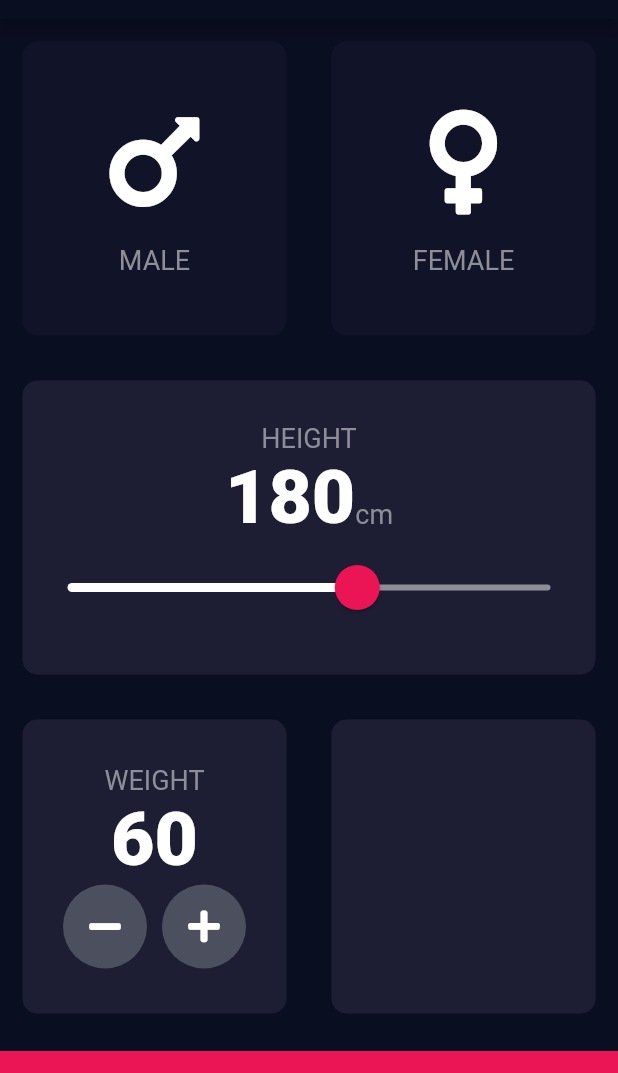
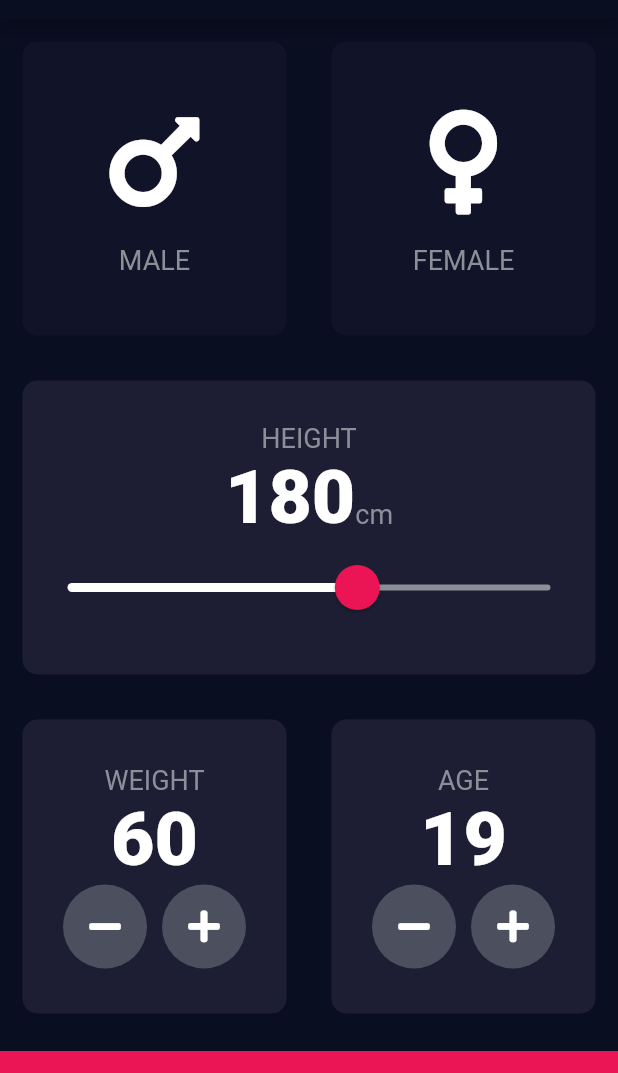
Before and after one commit to leetrent/bmi-calculator-flutter, a Flutter app: the screen it shows after launch, on a phone screen of 412 x 824 dp, the part 65-1138 px from its top. Run offline on Flutter 3.47's test engine with Material 2 defaults, Android fonts, the phone set to English and light mode, and no system bars; our stand-ins replace font_awesome_flutter.

Commit message:
Implements age card

```diff
--- a/lib/input_page.dart
+++ b/lib/input_page.dart
@@ -21,6 +21,7 @@ class _InputPageState extends State<InputPage> {
 
   int height = 180;
   int weight = 60;
+  int age = 19;
 
   @override
   Widget build(BuildContext context) {
@@ -166,7 +167,46 @@ class _InputPageState extends State<InputPage> {
                   ),
                 ),
                 Expanded(
-                  child: ReusableCard(colour: kActiveCardColor),
+                  child: ReusableCard(
+                    colour: kActiveCardColor,
+                    childChild: Column(
+                      mainAxisAlignment: MainAxisAlignment.center,
+                      children: <Widget>[
+                        Text(
+                          'AGE',
+                          style: kLabelTextStyle,
+                        ),
+                        Text(
+                          age.toString(),
+                          style: kNumberTextStyle,
+                        ),
+                        Row(
+                          mainAxisAlignment: MainAxisAlignment.center,
+                          children: <Widget>[
+                            RoundIconButton(
+                              iconData: FontAwesomeIcons.minus,
+                              onPressed: () {
+                                setState(() {
+                                  age--;
+                                });
+                              },
+                            ),
+                            SizedBox(
+                              width: 10.0,
+                            ),
+                            RoundIconButton(
+                              iconData: FontAwesomeIcons.plus,
+                              onPressed: () {
+                                setState(() {
+                                  age++;
+                                });
+                              },
+                            ),
+                          ],
+                        )
+                      ],
+                    ),
+                  ),
                 ),
               ],
             ),
```
